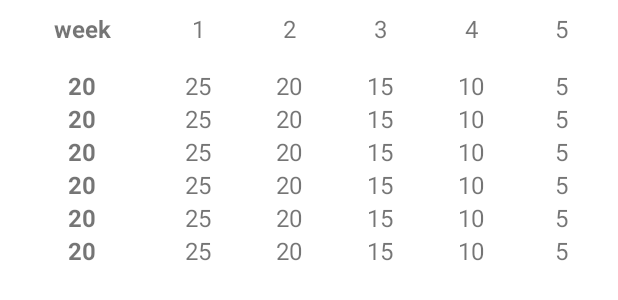
After one commit to vadhub/PullUp, an Android app: the layout fragment_choose_program.xml on its own in the app's theme, with its tools: preview values and no code run, on a phone screen of 412 x 824 dp. The commit adds this screen. Shown: the top 300 px of the screen. Run offline under Robolectric (Android 15) with nearby library versions, the phone set to English and light mode, and no system bars.

Commit message:
screen for choose program

```diff
--- a/app/src/main/java/com/vad/pullup/data/ExerciseRepository.kt
+++ b/app/src/main/java/com/vad/pullup/data/ExerciseRepository.kt
@@ -9,6 +9,8 @@
     suspend fun setAllProgram(listRepeat: List<Repeat>) {
         listRepeat.forEach { daoExercisePlan.insertExerciseProgram(ExercisePlan(0, it.count, it.week)) }
     }
+
+    suspend fun getAllProgram() = daoExercisePlan.getAllProgram()
 
     suspend fun getPlanOfWeek(week: Int) = daoExercisePlan.getExerciseOnPlanFromWeek(week)
 
--- a/app/src/main/java/com/vad/pullup/data/db/DaoExercisePlan.kt
+++ b/app/src/main/java/com/vad/pullup/data/db/DaoExercisePlan.kt
@@ -30,4 +30,7 @@
     @Query("SELECT * FROM exercise")
     suspend fun getAllExercise(): List<Exercise>
 
+    @Query("SELECT * FROM exercise_plan")
+    suspend fun getAllProgram(): List<ExercisePlan>
+
 }
--- a/app/src/main/java/com/vad/pullup/ui/ProgramAdapter.kt
+++ b/app/src/main/java/com/vad/pullup/ui/ProgramAdapter.kt
@@ -6,13 +6,9 @@
 import android.widget.TextView
 import androidx.recyclerview.widget.RecyclerView
 import com.vad.pullup.R
-import com.vad.pullup.data.ConverterProgram
 import com.vad.pullup.data.ProgramItem
-import com.vad.pullup.data.db.ExercisePlan
 
-class ProgramAdapter(listExercisePlan: List<ExercisePlan>) : RecyclerView.Adapter<ProgramAdapter.ProgramViewHolder>() {
-
-    private val listProgram = ConverterProgram.convertToListProgram(listExercisePlan, 30)
+class ProgramAdapter(private val listProgram: List<ProgramItem>) : RecyclerView.Adapter<ProgramAdapter.ProgramViewHolder>() {
 
     class ProgramViewHolder(itemView: View) : RecyclerView.ViewHolder(itemView) {
 
--- /dev/null
+++ b/app/src/main/res/drawable/baseline_settings_24.xml
@@ -0,0 +1,5 @@
+<vector android:height="24dp" android:tint="#000000"
+    android:viewportHeight="24" android:viewportWidth="24"
+    android:width="24dp" xmlns:android="http://schemas.android.com/apk/res/android">
+    <path android:fillColor="@android:color/white" android:pathData="M19.14,12.94c0.04,-0.3 0.06,-0.61 0.06,-0.94c0,-0.32 -0.02,-0.64 -0.07,-0.94l2.03,-1.58c0.18,-0.14 0.23,-0.41 0.12,-0.61l-1.92,-3.32c-0.12,-0.22 -0.37,-0.29 -0.59,-0.22l-2.39,0.96c-0.5,-0.38 -1.03,-0.7 -1.62,-0.94L14.4,2.81c-0.04,-0.24 -0.24,-0.41 -0.48,-0.41h-3.84c-0.24,0 -0.43,0.17 -0.47,0.41L9.25,5.35C8.66,5.59 8.12,5.92 7.63,6.29L5.24,5.33c-0.22,-0.08 -0.47,0 -0.59,0.22L2.74,8.87C2.62,9.08 2.66,9.34 2.86,9.48l2.03,1.58C4.84,11.36 4.8,11.69 4.8,12s0.02,0.64 0.07,0.94l-2.03,1.58c-0.18,0.14 -0.23,0.41 -0.12,0.61l1.92,3.32c0.12,0.22 0.37,0.29 0.59,0.22l2.39,-0.96c0.5,0.38 1.03,0.7 1.62,0.94l0.36,2.54c0.05,0.24 0.24,0.41 0.48,0.41h3.84c0.24,0 0.44,-0.17 0.47,-0.41l0.36,-2.54c0.59,-0.24 1.13,-0.56 1.62,-0.94l2.39,0.96c0.22,0.08 0.47,0 0.59,-0.22l1.92,-3.32c0.12,-0.22 0.07,-0.47 -0.12,-0.61L19.14,12.94zM12,15.6c-1.98,0 -3.6,-1.62 -3.6,-3.6s1.62,-3.6 3.6,-3.6s3.6,1.62 3.6,3.6S13.98,15.6 12,15.6z"/>
+</vector>
--- /dev/null
+++ b/app/src/main/res/layout/fragment_choose_program.xml
@@ -0,0 +1,73 @@
+<?xml version="1.0" encoding="utf-8"?>
+<LinearLayout xmlns:android="http://schemas.android.com/apk/res/android"
+    xmlns:tools="http://schemas.android.com/tools"
+    android:layout_width="match_parent"
+    android:layout_height="match_parent"
+    android:orientation="vertical">
+
+    <LinearLayout
+        android:orientation="horizontal"
+        android:layout_margin="8dp"
+        android:layout_width="match_parent"
+        android:layout_height="wrap_content">
+
+        <TextView
+            android:layout_weight="0.9"
+            android:gravity="center"
+            android:textStyle="bold"
+            android:layout_width="match_parent"
+            android:layout_height="wrap_content"
+            android:textSize="16dp"
+            android:text="week" />
+
+        <TextView
+            android:gravity="center"
+            android:layout_weight="1"
+            android:layout_width="match_parent"
+            android:layout_height="wrap_content"
+            android:textSize="16dp"
+            android:text="1" />
+
+        <TextView
+            android:gravity="center"
+            android:layout_weight="1"
+            android:layout_width="match_parent"
+            android:layout_height="wrap_content"
+            android:textSize="16dp"
+            android:text="2" />
+
+        <TextView
+            android:gravity="center"
+            android:layout_weight="1"
+            android:layout_width="match_parent"
+            android:layout_height="wrap_content"
+            android:textSize="16dp"
+            android:text="3" />
+
+        <TextView
+            android:gravity="center"
+            android:layout_weight="1"
+            android:layout_width="match_parent"
+            android:layout_height="wrap_content"
+            android:textSize="16dp"
+            android:text="4" />
+
+        <TextView
+            android:gravity="center"
+            android:layout_weight="1"
+            android:layout_width="match_parent"
+            android:layout_height="wrap_content"
+            android:textSize="16dp"
+            android:text="5" />
+
+    </LinearLayout>
+
+    <androidx.recyclerview.widget.RecyclerView
+        android:id="@+id/recyclerProgram"
+        android:layout_width="match_parent"
+        android:layout_height="match_parent"
+        tools:listitem="@layout/item_program"
+        tools:itemCount="10"
+        android:layout_margin="8dp" />
+
+</LinearLayout>
--- a/app/src/main/res/menu/bottom_nav_menu.xml
+++ b/app/src/main/res/menu/bottom_nav_menu.xml
@@ -12,6 +12,11 @@
         android:title="training" />
 
     <item
+        android:id="@+id/chooseProgramFragment"
+        android:icon="@drawable/baseline_settings_24"
+        android:title="training" />
+
+    <item
         android:id="@+id/howToUseFragment"
         android:icon="@drawable/baseline_info_24"
         android:title="how to use" />
```
Also changed, not shown: app/src/main/java/com/vad/pullup/ExerciseViewModel.kt (+7 -0 lines), app/src/main/java/com/vad/pullup/ui/ChooseProgramFragment.kt (added, +35 -0 lines), app/src/main/res/navigation/nav_graph.xml (+7 -0 lines).
